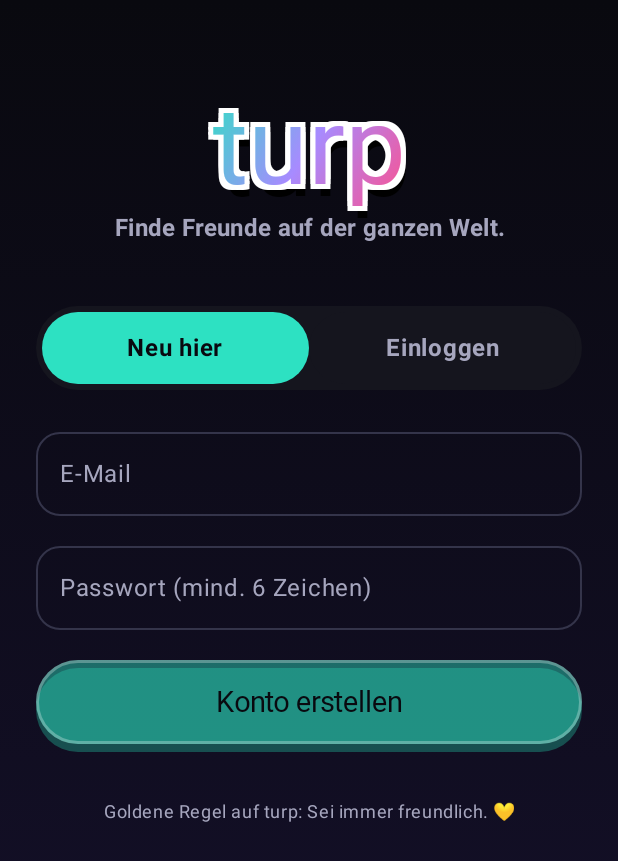
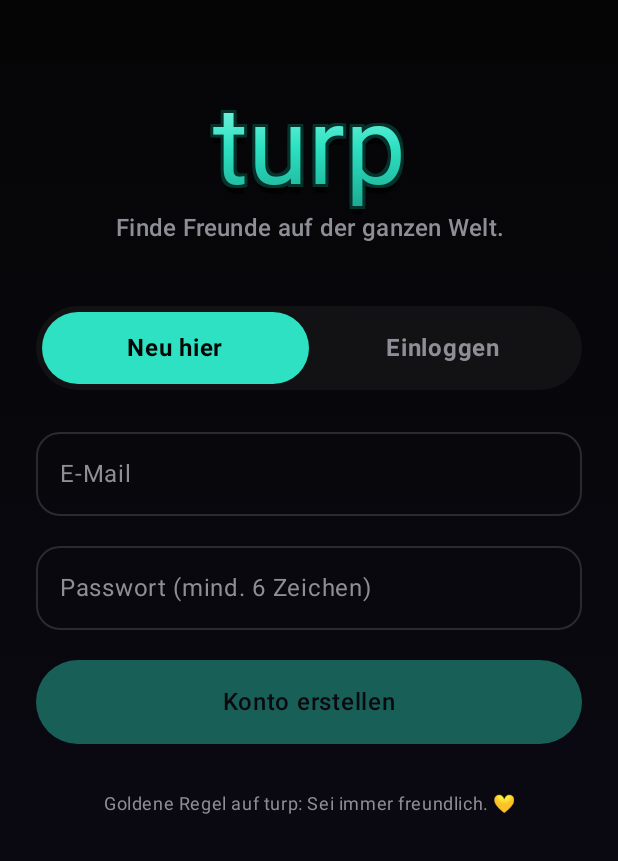
Before and after one commit to tjark0867-cmyk/turp, an Android app built with Jetpack Compose: the screen it shows after launch (MainActivity), on a phone screen of 412 x 824 dp. Shown: the top 861 px of the screen. Run offline under Robolectric (Android 15) with nearby library versions, the phone set to English and light mode, and no system bars; our stand-ins replace Firebase (no records; nobody signed in at launch, a user with empty details on screens opened directly); pictures from the network do not load; Roboto replaces fonts that are not available here.

Commit message:
Design: klar und professionell – eine Akzentfarbe, schlichte Schrift, flache Buttons
Co-Authored-By: Claude Opus 5.5 <noreply@anthropic.com>
Claude-Session: https://claude.ai/code/session_01WiTxUh4mtCVVKdSc5stVzD

```diff
--- a/app/src/main/java/app/turp/ui/components/Components.kt
+++ b/app/src/main/java/app/turp/ui/components/Components.kt
@@ -1,6 +1,8 @@
 package app.turp.ui.components
 
+import androidx.compose.animation.core.animateFloatAsState
 import androidx.compose.foundation.BorderStroke
+import androidx.compose.foundation.Canvas
 import androidx.compose.foundation.background
 import androidx.compose.foundation.border
 import androidx.compose.foundation.interaction.MutableInteractionSource
@@ -60,6 +62,8 @@ import androidx.compose.ui.Alignment
 import androidx.compose.ui.Modifier
 import androidx.compose.ui.draw.clip
 import androidx.compose.ui.draw.drawBehind
+import androidx.compose.ui.draw.shadow
+import androidx.compose.ui.graphics.Path
 import androidx.compose.ui.draw.drawWithCache
 import androidx.compose.ui.geometry.CornerRadius
 import androidx.compose.ui.geometry.Offset
@@ -97,28 +101,32 @@ import app.turp.ui.theme.InkHigh
 import app.turp.ui.theme.Lilac
 import app.turp.ui.theme.LogoStyle
 import app.turp.ui.theme.Teal
+import app.turp.ui.theme.TealDark
 import app.turp.ui.theme.TextHigh
 import app.turp.ui.theme.TextLow
 import coil.compose.AsyncImage
 
-/** Schriftzug "turp" im Sticker-Look: Farbverlauf, weiße Kontur, harter Schatten */
+private val LogoOutline = Color(0xFF06322C)
+private val LogoHighlight = Color(0xFF9CFBEA)
+
+/** Schriftzug "turp": Mint mit dunkler Kontur und weichem Schatten */
 @Composable
 fun TurpLogo(modifier: Modifier = Modifier, fontSize: TextUnit = 56.sp) {
     val style = LogoStyle.copy(fontSize = fontSize)
-    val o = (fontSize.value * 0.045f).dp
+    val o = (fontSize.value * 0.032f).dp
     Box(modifier) {
-        Text("turp", style = style, color = Color.Black, modifier = Modifier.offset(x = o, y = o * 2.4f))
+        Text("turp", style = style, color = Color.Black.copy(alpha = 0.55f), modifier = Modifier.offset(y = o * 2.6f))
         listOf(-1 to 0, 1 to 0, 0 to -1, 0 to 1, -1 to -1, 1 to 1, -1 to 1, 1 to -1).forEach { (dx, dy) ->
-            Text("turp", style = style, color = Color.White, modifier = Modifier.offset(x = o * dx, y = o * dy))
+            Text("turp", style = style, color = LogoOutline, modifier = Modifier.offset(x = o * dx, y = o * dy))
         }
         Text(
             text = "turp",
             style = style,
-            color = Color.White,
+            color = Teal,
             modifier = Modifier
                 .graphicsLayer(compositingStrategy = CompositingStrategy.Offscreen)
                 .drawWithCache {
-                    val brush = Brush.linearGradient(listOf(Teal, Lilac, Coral))
+                    val brush = Brush.verticalGradient(listOf(LogoHighlight, Teal, TealDark))
                     onDrawWithContent {
                         drawContent()
                         drawRect(brush = brush, blendMode = BlendMode.SrcAtop)
@@ -129,23 +137,24 @@ fun TurpLogo(modifier: Modifier = Modifier, fontSize: TextUnit = 56.sp) {
 }
 
 /** Gut lesbare Schriftfarbe auf einer Hintergrundfarbe */
-fun readableOn(background: Color): Color = if (background.luminance() > 0.5f) Ink else Color.White
+fun readableOn(background: Color): Color =
+    if (background.alpha > 0.6f && background.luminance() > 0.45f) Color(0xFF0B0B0F) else Color.White
 
-/** Etwas dunklere Variante einer Farbe (für 3D-Kanten) */
+/** Dunklere Variante einer Farbe */
 fun darken(color: Color, factor: Float = 0.7f): Color =
     Color(color.red * factor, color.green * factor, color.blue * factor, color.alpha)
 
-/** Schräg aufgeklebtes Namensschild mit weißem Rand und hartem Schatten */
+/** Namensschild in der Profilfarbe, leicht schräg */
 @Composable
 fun Sticker(
     text: String,
     background: Color,
     modifier: Modifier = Modifier,
-    rotation: Float = -4f,
+    rotation: Float = -3f,
     fontSize: TextUnit = 22.sp,
     textColor: Color = readableOn(background),
 ) {
-    val shape = RoundedCornerShape(12.dp)
+    val shape = RoundedCornerShape(9.dp)
     Text(
         text = text,
         style = TextStyle(fontFamily = Display, fontSize = fontSize),
@@ -154,21 +163,14 @@ fun Sticker(
         overflow = TextOverflow.Ellipsis,
         modifier = modifier
             .graphicsLayer { rotationZ = rotation }
-            .drawBehind {
-                drawRoundRect(
-                    color = Color.Black.copy(alpha = 0.55f),
-                    topLeft = Offset(3.dp.toPx(), 4.dp.toPx()),
-                    size = size,
-                    cornerRadius = CornerRadius(12.dp.toPx())
-                )
-            }
+            .shadow(8.dp, shape, ambientColor = Color.Black, spotColor = Color.Black)
             .background(background, shape)
-            .border(2.5.dp, Color.White, shape)
-            .padding(horizontal = 12.dp, vertical = 3.dp)
+            .border(1.5.dp, darken(background, 0.55f), shape)
+            .padding(horizontal = 10.dp, vertical = 1.dp)
     )
 }
 
-/** Dicker Bonbon-Button mit 3D-Kante, der beim Drücken einsinkt */
+/** Flacher, runder Button mit leichtem Drück-Effekt */
 @Composable
 fun CandyButton(
     text: String,
@@ -178,44 +180,37 @@ fun CandyButton(
     loading: Boolean = false,
     color: Color = Teal,
     contentColor: Color = readableOn(color),
-    height: Dp = 52.dp,
-    fontSize: TextUnit = 19.sp,
+    height: Dp = 50.dp,
+    fontSize: TextUnit = 16.sp,
 ) {
     val interaction = remember { MutableInteractionSource() }
     val pressed by interaction.collectIsPressedAsState()
+    val scale by animateFloatAsState(if (pressed) 0.96f else 1f, label = "buttonScale")
     val active = enabled && !loading
-    val face = if (active) color else color.copy(alpha = 0.45f)
-    val depth = 5.dp
     val shape = RoundedCornerShape(50)
     Box(
-        modifier.clickable(interactionSource = interaction, indication = null, enabled = active, onClick = onClick),
-        propagateMinConstraints = true
-    ) {
-        Box(
-            Modifier
-                .matchParentSize()
-                .padding(top = depth)
-                .background(darken(face), shape)
-        )
-        Box(
-            Modifier
-                .padding(top = if (pressed) depth else 0.dp, bottom = if (pressed) 0.dp else depth)
+        modifier
+            .graphicsLayer {
+                scaleX = scale
+                scaleY = scale
+                alpha = if (enabled || loading) 1f else 0.4f
+            }
             .height(height)
-                .background(face, shape)
-                .border(2.dp, Color.White.copy(alpha = 0.28f), shape)
+            .clip(shape)
+            .background(color)
+            .clickable(interactionSource = interaction, indication = null, enabled = active, onClick = onClick)
             .padding(horizontal = 22.dp),
         contentAlignment = Alignment.Center
     ) {
         if (loading) {
-                CircularProgressIndicator(Modifier.size(22.dp), color = contentColor, strokeWidth = 2.5.dp)
+            CircularProgressIndicator(Modifier.size(20.dp), color = contentColor, strokeWidth = 2.dp)
         } else {
-                Text(text, style = TextStyle(fontFamily = Display, fontSize = fontSize), color = contentColor, maxLines = 1)
-            }
+            Text(text, color = contentColor, fontSize = fontSize, fontWeight = FontWeight.SemiBold, maxLines = 1)
         }
     }
 }
 
-/** Runder Bonbon-Knopf mit Symbol */
+/** Runder, flacher Knopf mit Symbol */
 @Composable
 fun RoundCandyButton(
     icon: ImageVector,
@@ -225,31 +220,61 @@ fun RoundCandyButton(
     onClick: () -> Unit,
     modifier: Modifier = Modifier,
     iconColor: Color = readableOn(color),
+    borderColor: Color? = null,
 ) {
     val interaction = remember { MutableInteractionSource() }
     val pressed by interaction.collectIsPressedAsState()
-    val depth = 4.dp
+    val scale by animateFloatAsState(if (pressed) 0.92f else 1f, label = "roundScale")
     Box(
         modifier
-            .size(size + depth)
-            .clickable(interactionSource = interaction, indication = null, onClick = onClick)
-    ) {
-        Box(
-            Modifier
             .size(size)
-                .align(Alignment.BottomCenter)
-                .background(darken(color), CircleShape)
-        )
-        Box(
-            Modifier
-                .padding(top = if (pressed) depth else 0.dp)
-                .size(size)
-                .background(color, CircleShape)
-                .border(2.5.dp, Color.White.copy(alpha = 0.9f), CircleShape),
+            .graphicsLayer {
+                scaleX = scale
+                scaleY = scale
+            }
+            .clip(CircleShape)
+            .background(color)
+            .then(if (borderColor != null) Modifier.border(1.5.dp, borderColor, CircleShape) else Modifier)
+            .clickable(interactionSource = interaction, indication = null, onClick = onClick),
         contentAlignment = Alignment.Center
     ) {
-            Icon(icon, contentDescription = contentDescription, tint = iconColor, modifier = Modifier.size(size * 0.48f))
+        Icon(icon, contentDescription = contentDescription, tint = iconColor, modifier = Modifier.size(size * 0.46f))
     }
+}
+
+/** Gezeichneter Edelstein in der Akzentfarbe */
+@Composable
+fun GemIcon(iconSize: Dp, modifier: Modifier = Modifier, color: Color = Teal) {
+    Canvas(modifier.size(iconSize)) {
+        val w = this.size.width
+        val h = this.size.height
+        val top = h * 0.16f
+        val mid = h * 0.42f
+        val bottom = h * 0.94f
+        val gem = Path().apply {
+            moveTo(w * 0.27f, top)
+            lineTo(w * 0.73f, top)
+            lineTo(w * 0.97f, mid)
+            lineTo(w * 0.5f, bottom)
+            lineTo(w * 0.03f, mid)
+            close()
+        }
+        drawPath(gem, color)
+        val facet = Path().apply {
+            moveTo(w * 0.27f, top)
+            lineTo(w * 0.73f, top)
+            lineTo(w * 0.63f, mid)
+            lineTo(w * 0.37f, mid)
+            close()
+        }
+        drawPath(facet, Color.White.copy(alpha = 0.4f))
+        val shade = Path().apply {
+            moveTo(w * 0.5f, bottom)
+            lineTo(w * 0.97f, mid)
+            lineTo(w * 0.63f, mid)
+            close()
+        }
+        drawPath(shade, Color.Black.copy(alpha = 0.25f))
     }
 }
 
@@ -258,22 +283,18 @@ fun RoundCandyButton(
 fun GemPill(gems: Long, showDot: Boolean, modifier: Modifier = Modifier) {
     Box(modifier) {
         Row(
-            Modifier
-                .background(InkHigh, CircleShape)
-                .border(2.dp, Sun.copy(alpha = 0.7f), CircleShape)
-                .padding(horizontal = 12.dp, vertical = 5.dp),
+            Modifier.padding(horizontal = 6.dp, vertical = 6.dp),
             verticalAlignment = Alignment.CenterVertically
         ) {
-            Text("💎", fontSize = 18.sp)
-            Spacer(Modifier.width(5.dp))
-            Text("$gems", style = TextStyle(fontFamily = Display, fontSize = 20.sp), color = TextHigh)
+            GemIcon(22.dp)
+            Spacer(Modifier.width(6.dp))
+            Text("$gems", color = TextHigh, fontSize = 18.sp, fontWeight = FontWeight.Bold)
         }
         if (showDot) {
             Box(
                 Modifier
                     .align(Alignment.TopEnd)
-                    .offset(x = 3.dp, y = (-3).dp)
-                    .size(13.dp)
+                    .size(10.dp)
                     .background(Coral, CircleShape)
                     .border(2.dp, Ink, CircleShape)
             )
@@ -346,16 +367,16 @@ fun GemChip(gems: Long, modifier: Modifier = Modifier) {
 }
 
 @Composable
-fun InterestSticker(text: String, accent: Color, modifier: Modifier = Modifier) {
+fun InterestSticker(text: String, @Suppress("UNUSED_PARAMETER") accent: Color, modifier: Modifier = Modifier) {
     Surface(
         shape = RoundedCornerShape(50),
-        color = accent.copy(alpha = 0.18f),
-        border = BorderStroke(1.dp, accent.copy(alpha = 0.6f)),
+        color = Color.White.copy(alpha = 0.08f),
+        border = BorderStroke(1.dp, Color.White.copy(alpha = 0.14f)),
         modifier = modifier
     ) {
         Text(
             text = text,
-            modifier = Modifier.padding(horizontal = 10.dp, vertical = 5.dp),
+            modifier = Modifier.padding(horizontal = 11.dp, vertical = 5.dp),
             style = MaterialTheme.typography.labelMedium,
             color = TextHigh
         )
@@ -404,7 +425,7 @@ fun EmptyState(
         horizontalAlignment = Alignment.CenterHorizontally,
         verticalArrangement = Arrangement.Center
     ) {
-        Text(emoji, fontSize = 56.sp)
+        Text(emoji, fontSize = 44.sp)
         Spacer(Modifier.height(12.dp))
         Text(title, style = MaterialTheme.typography.titleLarge, textAlign = TextAlign.Center)
         Spacer(Modifier.height(6.dp))
@@ -425,7 +446,12 @@ fun LoadingBox(modifier: Modifier = Modifier) {
 
 @Composable
 fun SectionCard(modifier: Modifier = Modifier, content: @Composable ColumnScope.() -> Unit) {
-    Surface(shape = RoundedCornerShape(24.dp), color = InkElevated, modifier = modifier.fillMaxWidth()) {
+    Surface(
+        shape = RoundedCornerShape(20.dp),
+        color = InkElevated,
+        border = BorderStroke(1.dp, Color.White.copy(alpha = 0.06f)),
+        modifier = modifier.fillMaxWidth()
+    ) {
         Column(Modifier.padding(18.dp), content = content)
     }
 }
--- a/app/src/main/java/app/turp/ui/screens/ProfileScreens.kt
+++ b/app/src/main/java/app/turp/ui/screens/ProfileScreens.kt
@@ -220,11 +220,11 @@ fun ProfileScreen(
                     fontWeight = FontWeight.Bold
                 )
                 CandyButton(
-                    text = if (checkedInToday) "Erledigt ✓" else "Check-in 💎",
+                    text = if (checkedInToday) "Erledigt ✓" else "Check-in",
                     onClick = { vm.checkIn() },
                     enabled = !checkedInToday,
                     loading = vm.busy,
-                    color = Sun,
+                    color = Teal,
                     height = 46.dp,
                     fontSize = 17.sp
                 )
@@ -254,7 +254,7 @@ fun ProfileScreen(
                     text = "Teilen",
                     onClick = { shareInvite(context, account.inviteCode) },
                     enabled = account.inviteCode.isNotBlank(),
-                    color = Coral,
+                    color = InkHigh,
                     height = 46.dp,
                     fontSize = 17.sp
                 )
--- a/app/src/main/java/app/turp/ui/screens/RoomScreen.kt
+++ b/app/src/main/java/app/turp/ui/screens/RoomScreen.kt
@@ -130,7 +130,7 @@ fun RoomScreen(
         // Kopfbereich im gemütlichen Lounge-Look
         Column(Modifier.padding(horizontal = 16.dp, vertical = 12.dp)) {
             Row(verticalAlignment = Alignment.CenterVertically) {
-                Text("🌙 Lounge", style = MaterialTheme.typography.headlineMedium, modifier = Modifier.weight(1f))
+                Text("Lounge", style = MaterialTheme.typography.headlineMedium, modifier = Modifier.weight(1f))
                 Surface(shape = CircleShape, color = Lilac.copy(alpha = 0.2f)) {
                     Text(
                         if (isTeen) "13–17" else "18+",
@@ -141,7 +141,7 @@ fun RoomScreen(
                 }
             }
             Text(
-                "Chill-Bar für alle in deiner Altersgruppe · Slow-Mode 10 s · lo-fi vibes only 🎧",
+                "Gruppenchat für deine Altersgruppe · Slow-Mode 10 s",
                 style = MaterialTheme.typography.bodySmall,
                 color = TextLow
             )
--- a/app/src/main/java/app/turp/ui/screens/SocialScreens.kt
+++ b/app/src/main/java/app/turp/ui/screens/SocialScreens.kt
@@ -219,14 +219,14 @@ private fun RequestCard(
             Spacer(Modifier.height(12.dp))
             Row(horizontalArrangement = Arrangement.spacedBy(10.dp)) {
                 CandyButton(
-                    text = "Nö",
+                    text = "Ablehnen",
                     onClick = onDecline,
                     enabled = !busy,
                     color = InkHigh,
                     modifier = Modifier.weight(1f)
                 )
                 CandyButton(
-                    text = "Annehmen 🎉",
+                    text = "Annehmen",
                     onClick = onAccept,
                     enabled = !busy,
                     color = Teal,
--- a/app/src/main/java/app/turp/ui/theme/Theme.kt
+++ b/app/src/main/java/app/turp/ui/theme/Theme.kt
@@ -15,38 +15,38 @@ import androidx.compose.ui.unit.dp
 import androidx.compose.ui.unit.sp
 import app.turp.R
 
-// turp-Farben: fast schwarzer Grund, knallige Bonbonfarben
-val Ink = Color(0xFF09090F)
-val InkElevated = Color(0xFF15151E)
-val InkHigh = Color(0xFF22222E)
-val InkLine = Color(0xFF34344A)
-val Teal = Color(0xFF2DE1C2)
-val TealDark = Color(0xFF17A58D)
-val Coral = Color(0xFFFF4F8B)
-val CoralDark = Color(0xFFC92F66)
-val Sun = Color(0xFFFFD23F)
-val SunDark = Color(0xFFD9A800)
-val Lilac = Color(0xFFA78BFF)
-val LilacDark = Color(0xFF7458E0)
+// turp-Farben: tiefes Schwarz, Grautöne und genau EINE Akzentfarbe (Mint).
+val Ink = Color(0xFF050506)
+val InkElevated = Color(0xFF121214)
+val InkHigh = Color(0xFF1C1C20)
+val InkLine = Color(0xFF2A2A30)
+val Teal = Color(0xFF2DE1C2)          // Akzent: Logo, aktive Icons, Haupt-Buttons
+val TealDark = Color(0xFF1AA88F)
+val Coral = Color(0xFFFF4D6D)         // nur für Warnungen, Abzeichen, Ablehnen
+val CoralDark = Color(0xFFC7344F)
+val Sun = Color(0xFFFFC94D)
+val SunDark = Color(0xFFD9A21F)
+val Lilac = Color(0xFF9C8CFF)
+val LilacDark = Color(0xFF6E5BE0)
 val Sky = Color(0xFF4DB8FF)
-val Night = Color(0xFF16112E)
-val Online = Color(0xFF5BE35B)
-val TextHigh = Color(0xFFF6F6FB)
-val TextLow = Color(0xFFA6A6BE)
+val Night = Color(0xFF0D0B17)
+val Online = Color(0xFF3DDC84)
+val TextHigh = Color(0xFFF5F5F7)
+val TextLow = Color(0xFF8E8E96)
 
-/** Dicke, runde Sticker-Schrift (Lilita One, SIL Open Font License) */
+/** Runde Marken-Schrift (Lilita One, SIL OFL) – nur für Logo und Namensschilder */
 val Display = FontFamily(Font(R.font.lilita_one, FontWeight.Normal))
 
 private val colors = darkColorScheme(
     primary = Teal,
     onPrimary = Ink,
-    primaryContainer = Color(0xFF0F4A42),
+    primaryContainer = Color(0xFF0B3B34),
     onPrimaryContainer = Teal,
-    secondary = Coral,
-    onSecondary = Color.White,
-    secondaryContainer = Color(0xFF4A1830),
-    onSecondaryContainer = Coral,
-    tertiary = Sun,
+    secondary = Color(0xFF2A2A30),
+    onSecondary = TextHigh,
+    secondaryContainer = InkHigh,
+    onSecondaryContainer = TextHigh,
+    tertiary = Teal,
     onTertiary = Ink,
     background = Ink,
     onBackground = TextHigh,
@@ -54,7 +54,7 @@ private val colors = darkColorScheme(
     onSurface = TextHigh,
     surfaceVariant = InkHigh,
     onSurfaceVariant = TextLow,
-    surfaceTint = Teal,
+    surfaceTint = Color.Transparent,
     surfaceContainerLowest = Ink,
     surfaceContainerLow = InkElevated,
     surfaceContainer = InkElevated,
@@ -62,42 +62,37 @@ private val colors = darkColorScheme(
     surfaceContainerHighest = InkHigh,
     outline = InkLine,
     outlineVariant = InkLine,
-    error = Color(0xFFFF6B6B),
-    onError = Ink,
+    error = Coral,
+    onError = Color.White,
 )
 
 private val base = Typography()
 
-private fun display(size: Int, spacing: Float = 0f) =
-    TextStyle(fontFamily = Display, fontWeight = FontWeight.Normal, fontSize = size.sp, letterSpacing = spacing.sp)
-
 private val typography = Typography(
-    displayLarge = display(52),
-    displayMedium = display(44),
-    displaySmall = display(36),
-    headlineLarge = display(34),
-    headlineMedium = display(30),
-    headlineSmall = display(25),
-    titleLarge = display(22),
-    titleMedium = base.titleMedium.copy(fontWeight = FontWeight.Bold),
-    titleSmall = base.titleSmall.copy(fontWeight = FontWeight.Bold),
+    displaySmall = base.displaySmall.copy(fontWeight = FontWeight.ExtraBold, letterSpacing = (-0.5).sp),
+    headlineLarge = base.headlineLarge.copy(fontWeight = FontWeight.Bold, letterSpacing = (-0.5).sp),
+    headlineMedium = TextStyle(fontSize = 28.sp, lineHeight = 34.sp, fontWeight = FontWeight.Bold, letterSpacing = (-0.4).sp),
+    headlineSmall = TextStyle(fontSize = 22.sp, lineHeight = 28.sp, fontWeight = FontWeight.Bold, letterSpacing = (-0.2).sp),
+    titleLarge = base.titleLarge.copy(fontWeight = FontWeight.Bold),
+    titleMedium = base.titleMedium.copy(fontWeight = FontWeight.SemiBold),
+    titleSmall = base.titleSmall.copy(fontWeight = FontWeight.SemiBold),
     bodyLarge = base.bodyLarge,
     bodyMedium = base.bodyMedium,
     bodySmall = base.bodySmall,
-    labelLarge = display(17, 0.3f),
-    labelMedium = base.labelMedium.copy(fontWeight = FontWeight.Bold),
-    labelSmall = base.labelSmall.copy(fontWeight = FontWeight.SemiBold),
+    labelLarge = base.labelLarge.copy(fontSize = 15.sp, fontWeight = FontWeight.SemiBold),
+    labelMedium = base.labelMedium.copy(fontWeight = FontWeight.SemiBold),
+    labelSmall = base.labelSmall.copy(fontWeight = FontWeight.Medium),
 )
 
 private val shapes = Shapes(
-    extraSmall = RoundedCornerShape(10.dp),
-    small = RoundedCornerShape(14.dp),
-    medium = RoundedCornerShape(20.dp),
-    large = RoundedCornerShape(26.dp),
-    extraLarge = RoundedCornerShape(34.dp),
+    extraSmall = RoundedCornerShape(8.dp),
+    small = RoundedCornerShape(12.dp),
+    medium = RoundedCornerShape(16.dp),
+    large = RoundedCornerShape(22.dp),
+    extraLarge = RoundedCornerShape(28.dp),
 )
 
-/** Großes Logo-Schriftbild */
+/** Logo-Schriftbild */
 val LogoStyle = TextStyle(fontFamily = Display, fontSize = 56.sp, letterSpacing = 0.sp)
 
 @Composable
```
Also changed, not shown: app/src/main/java/app/turp/ui/screens/DiscoverScreen.kt (+74 -59 lines), app/src/main/java/app/turp/ui/screens/MainNav.kt (+16 -20 lines). Lines whose indentation alone changed are shown as unchanged.
